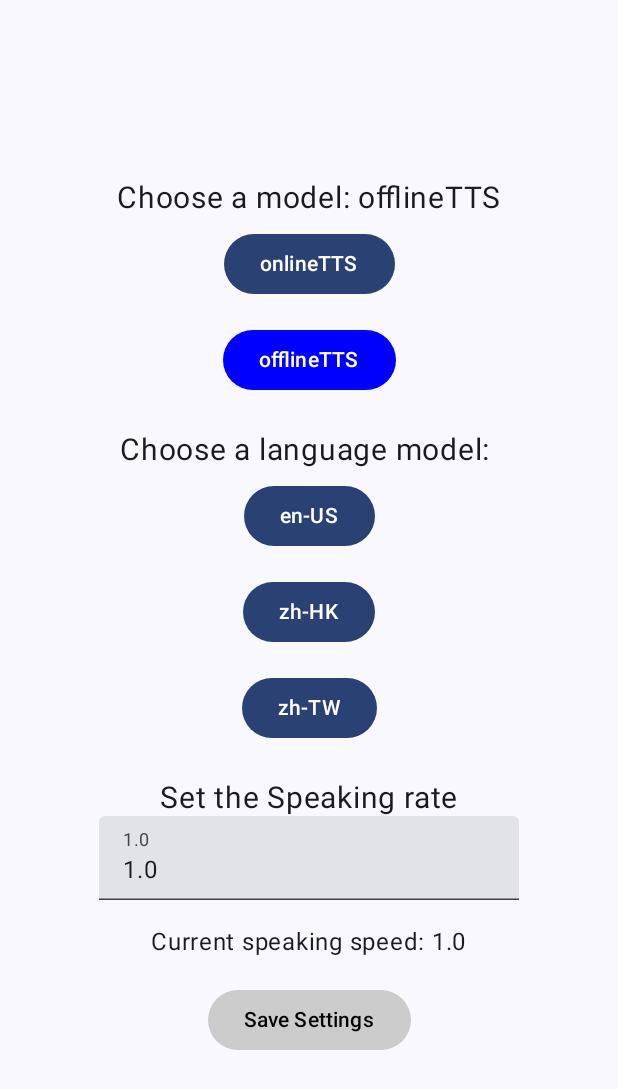
After one commit to Arcaninar/ocr-text-to-speech, an Android app built with Jetpack Compose: the SettingScreen screen opened through its navigation route, on a phone screen of 412 x 824 dp. The commit adds this screen. Shown: the top 1089 px of the screen. Run offline under Robolectric (Android 15) with nearby library versions, the phone set to English and light mode, and no system bars.

Commit message:
Add setting screen

```diff
--- a/app/src/main/java/com/ocrtts/MainActivity.kt
+++ b/app/src/main/java/com/ocrtts/MainActivity.kt
@@ -9,18 +9,29 @@ import androidx.compose.material3.Surface
 import androidx.compose.ui.Modifier
 import com.ocrtts.ui.screens.MainScreen
 import com.ocrtts.ui.theme.OCRTextToSpeechTheme
+import androidx.lifecycle.ViewModelProvider
+import com.ocrtts.history.DataStoreManager
+import com.ocrtts.ui.viewmodels.SettingViewModel
+import com.ocrtts.ui.viewmodels.SettingViewModelFactory
 
 class MainActivity : ComponentActivity() {
 
+    private lateinit var settingViewModel: SettingViewModel
+
     override fun onCreate(savedInstanceState: Bundle?) {
         super.onCreate(savedInstanceState)
+
+        val dataStoreManager = DataStoreManager(applicationContext)
+        val factory = SettingViewModelFactory(dataStoreManager)
+        settingViewModel = ViewModelProvider(this, factory).get(SettingViewModel::class.java)
+
         setContent {
             OCRTextToSpeechTheme {
                 Surface(
                     modifier = Modifier.fillMaxSize(),
                     color = MaterialTheme.colorScheme.background
                 ) {
-                    MainScreen()
+                    MainScreen(settingViewModel)
                 }
             }
         }
--- /dev/null
+++ b/app/src/main/java/com/ocrtts/base/OfflineTextSynthesis.kt
@@ -0,0 +1,6 @@
+package com.ocrtts.base
+
+class OfflineTextSynthesis {
+
+
+}
--- a/app/src/main/java/com/ocrtts/history/HistoryData.kt
+++ b/app/src/main/java/com/ocrtts/history/HistoryData.kt
@@ -6,19 +6,43 @@ import androidx.datastore.preferences.core.stringSetPreferencesKey
 import androidx.datastore.preferences.preferencesDataStore
 import kotlinx.coroutines.flow.Flow
 import kotlinx.coroutines.flow.map
+import androidx.datastore.preferences.core.Preferences
+import androidx.datastore.preferences.core.floatPreferencesKey
+import androidx.datastore.preferences.core.stringPreferencesKey
 
 private val Context.dataStore by preferencesDataStore(name = "image_history")
+//private val Context.dataStore by preferencesDataStore(name = "settings")
 
 class DataStoreManager(private val context: Context) {
 
     companion object {
         private val IMAGE_HISTORY_KEY = stringSetPreferencesKey("image_history")
         private const val MAX_HISTORY_SIZE = 10
+
+        //setting variable
+        val LANG_MODEL_KEY = stringPreferencesKey("langModel")
+        val SPEED_RATE_KEY = floatPreferencesKey("speedRate")
+        val MODEL_TYPE_KEY = stringPreferencesKey("modelType")
     }
 
     val imageHistory: Flow<Set<String>> = context.dataStore.data
         .map { preferences ->
             preferences[IMAGE_HISTORY_KEY] ?: emptySet()
+        }
+
+    val langModelFlow: Flow<String> = context.dataStore.data
+        .map { preferences ->
+            preferences[LANG_MODEL_KEY] ?: ""
+        }
+
+    val speedRateFlow: Flow<Float> = context.dataStore.data
+        .map { preferences ->
+            preferences[SPEED_RATE_KEY] ?: 1.0f
+        }
+
+    val modelTypeFlow: Flow<String> = context.dataStore.data
+        .map { preferences ->
+            preferences[MODEL_TYPE_KEY] ?: "offlineTTS"
         }
 
     suspend fun addImageToHistory(filePath: String) {
@@ -39,4 +63,22 @@ class DataStoreManager(private val context: Context) {
             preferences[IMAGE_HISTORY_KEY] = currentHistory - filePath
         }
     }
+
+    suspend fun updateLangModel(newLangModel: String) {
+        context.dataStore.edit { preferences ->
+            preferences[LANG_MODEL_KEY] = newLangModel
+        }
+    }
+
+    suspend fun updateSpeedRate(newSpeedRate: Float) {
+        context.dataStore.edit { preferences ->
+            preferences[SPEED_RATE_KEY] = newSpeedRate
+        }
+    }
+
+    suspend fun updateModelType(newModelType: String) {
+        context.dataStore.edit { preferences ->
+            preferences[MODEL_TYPE_KEY] = newModelType
+        }
+    }
 }
--- a/app/src/main/java/com/ocrtts/ui/screens/HomeScreen.kt
+++ b/app/src/main/java/com/ocrtts/ui/screens/HomeScreen.kt
@@ -98,5 +98,18 @@ fun HomeScreen(navController: NavController, modifier: Modifier = Modifier) {
                 tint = Color.White,
                 modifier = Modifier.size(30.dp))
         }
+
+        IconButton(
+            onClick = { navController.navigate(Screens.SettingScreen.route) },
+            modifier = Modifier
+                .align(Alignment.BottomStart)
+                .padding(16.dp)
+        ) {
+            Icon(
+                painter = painterResource(id = R.drawable.ic_settings),
+                contentDescription = "SettingScreen",
+                tint = Color.Yellow,
+                modifier = Modifier.size(30.dp))
+        }
     }
 }
--- a/app/src/main/java/com/ocrtts/ui/screens/MainScreen.kt
+++ b/app/src/main/java/com/ocrtts/ui/screens/MainScreen.kt
@@ -11,19 +11,17 @@ import androidx.lifecycle.ViewModel
 import androidx.lifecycle.viewmodel.compose.viewModel
 import androidx.navigation.NavBackStackEntry
 import androidx.navigation.NavHostController
-import androidx.navigation.NavType
 import androidx.navigation.compose.NavHost
 import androidx.navigation.compose.composable
 import androidx.navigation.compose.navigation
 import androidx.navigation.compose.rememberNavController
-import androidx.navigation.navArgument
 import com.google.accompanist.permissions.ExperimentalPermissionsApi
 import com.google.accompanist.permissions.PermissionState
 import com.google.accompanist.permissions.isGranted
 import com.google.accompanist.permissions.rememberPermissionState
 import com.ocrtts.history.DataStoreManager
 import com.ocrtts.ui.viewmodels.ImageSharedViewModel
-import androidx.compose.ui.platform.LocalContext
+import com.ocrtts.ui.viewmodels.SettingViewModel
 
 //TODO
 //Suggest Pass the whole navhost to each screen, but not a navigate function
@@ -31,7 +29,7 @@ private const val TAG="MainScreen"
 
 @OptIn(ExperimentalPermissionsApi::class)
 @Composable
-fun MainScreen() {
+fun MainScreen(settingViewModel: SettingViewModel) {
 //    val context = LocalContext.current     //添加network选择器的地方
     val cameraPermissionState: PermissionState = rememberPermissionState(android.Manifest.permission.CAMERA)
     Log.i(TAG,cameraPermissionState.status.isGranted.toString())
@@ -48,6 +46,9 @@ fun MainScreen() {
         }
         composable(Screens.TTSTestingScreen.route){
             TTSTestingScreen(navController = navController)
+        }
+        composable(Screens.SettingScreen.route){
+            SettingScreen(navController = navController, settingViewModel = settingViewModel)
         }
         navigation(startDestination = Screens.CameraScreen.route, route = Screens.MainCameraScreen.route) {
             composable(Screens.CameraScreen.route) {
--- a/app/src/main/java/com/ocrtts/ui/screens/Screens.kt
+++ b/app/src/main/java/com/ocrtts/ui/screens/Screens.kt
@@ -11,4 +11,5 @@ sealed class Screens(val route: String) {
     data object ImageScreen : Screens("image")
     data object HistoryScreen : Screens("history")
     data object TTSTestingScreen : Screens("testing")
+    data object SettingScreen : Screens("setting")
 }
--- /dev/null
+++ b/app/src/main/java/com/ocrtts/ui/screens/SettingScreen.kt
@@ -0,0 +1,167 @@
+package com.ocrtts.ui.screens
+
+import android.annotation.SuppressLint
+import android.util.Log
+import androidx.compose.foundation.layout.*
+import androidx.compose.material3.*
+import androidx.compose.runtime.*
+import androidx.compose.ui.Alignment
+import androidx.compose.ui.Modifier
+import androidx.compose.ui.graphics.Color
+import androidx.compose.ui.platform.LocalContext
+import androidx.compose.ui.unit.dp
+import androidx.compose.ui.unit.sp
+import androidx.navigation.NavController
+import com.ocrtts.ui.viewmodels.SettingViewModel
+import kotlinx.coroutines.launch
+
+@SuppressLint("ComposeParameterOrder")
+@Composable
+fun SettingScreen(
+    navController: NavController,
+    modifier: Modifier = Modifier,
+    settingViewModel: SettingViewModel
+) {
+    val context = LocalContext.current
+    val scope = rememberCoroutineScope()
+
+    val selectedLanguage by settingViewModel.langModel.collectAsState()
+    val speed by settingViewModel.speedRate.collectAsState()
+    val selectedModel by settingViewModel.modelType.collectAsState()
+    var showLanguageSelection by remember { mutableStateOf(selectedModel == "onlineTTS") }
+
+    LaunchedEffect(settingViewModel) {
+        showLanguageSelection = selectedModel == "onlineTTS"
+    }
+
+    Column(
+        modifier = modifier
+            .fillMaxSize()
+            .padding(16.dp),
+        verticalArrangement = Arrangement.Center,
+        horizontalAlignment = Alignment.CenterHorizontally
+    ) {
+        ModelSelection(
+            selectedModel = selectedModel,
+            onModelSelected = { newModel ->
+                scope.launch {
+                    settingViewModel.updateModelType(newModel)
+                }
+            },
+            modifier = Modifier
+        )
+
+        Spacer(modifier = Modifier.height(16.dp))
+        LanguageSelection(
+            selectedLanguage = selectedLanguage,
+            onLanguageSelected = { newLanguage ->
+                scope.launch {
+                    settingViewModel.updateLangModel(newLanguage)
+                }
+            },
+            modifier = Modifier
+        )
+
+        Spacer(modifier = Modifier.height(16.dp))
+        SpeedInput(speed = speed, onSpeedChange = { newSpeed ->
+            scope.launch {
+                settingViewModel.updateSpeedRate(newSpeed)
+            }
+        }, modifier = Modifier)
+        Spacer(modifier = Modifier.height(16.dp))
+        ExampleText(speed = speed, modifier = Modifier)
+        Spacer(modifier = Modifier.height(16.dp))
+        SaveButton(onClick = {
+            navController.navigate(Screens.HomeScreen.route)
+        }, modifier = Modifier)
+    }
+    Log.i("check", "ready to back")
+}
+
+@Composable
+fun ModelSelection(
+    selectedModel: String,
+    onModelSelected: (String) -> Unit,
+    modifier: Modifier = Modifier
+) {
+    val models = listOf("onlineTTS", "offlineTTS")
+
+    Column(horizontalAlignment = Alignment.CenterHorizontally, modifier = modifier) {
+        Text(text = "Choose a model: $selectedModel", fontSize = 20.sp)
+        models.forEach { model ->
+            val isSelected = (selectedModel == model)
+            Button(
+                onClick = { onModelSelected(model) },
+                colors = if (isSelected) ButtonDefaults.buttonColors(Color.Blue) else ButtonDefaults.buttonColors(),
+                modifier = Modifier.padding(vertical = 8.dp)
+            ) {
+                Text(text = model)
+            }
+        }
+    }
+}
+
+@Composable
+fun LanguageSelection(
+    selectedLanguage: String,
+    onLanguageSelected: (String) -> Unit,
+    modifier: Modifier = Modifier
+) {
+    val languages = listOf("en-US", "zh-HK", "zh-TW")
+
+    Column(horizontalAlignment = Alignment.CenterHorizontally, modifier = modifier) {
+        Text(text = "Choose a language model: $selectedLanguage", fontSize = 20.sp)
+        languages.forEach { language ->
+            val isSelected = (selectedLanguage == language)
+            Button(
+                onClick = { onLanguageSelected(language) },
+                colors = if (isSelected) ButtonDefaults.buttonColors(Color.Blue) else ButtonDefaults.buttonColors(),
+                modifier = Modifier.padding(vertical = 8.dp)
+            ) {
+                Text(text = language)
+            }
+        }
+    }
+}
+
+@Composable
+fun SpeedInput(
+    speed: Float,
+    onSpeedChange: (Float) -> Unit,
+    modifier: Modifier = Modifier
+) {
+    Column(horizontalAlignment = Alignment.CenterHorizontally, modifier = modifier) {
+        Text(text = "Set the Speaking rate", fontSize = 20.sp)
+        var speedText by remember { mutableStateOf(speed.toString()) }
+
+        TextField(
+            value = speedText,
+            onValueChange = { newValue ->
+                speedText = newValue
+                newValue.toFloatOrNull()?.let { onSpeedChange(it) }
+            },
+            label = { Text("1.0") }
+        )
+    }
+}
+
+@Composable
+fun ExampleText(
+    speed: Float,
+    modifier: Modifier = Modifier
+) {
+    Column(horizontalAlignment = Alignment.CenterHorizontally, modifier = modifier) {
+        Text(text = "Current speaking speed: $speed", fontSize = 16.sp)
+    }
+}
+
+@Composable
+fun SaveButton(onClick: () -> Unit, modifier: Modifier = Modifier) {
+    Button(
+        onClick = onClick,
+        colors = ButtonDefaults.buttonColors(Color.LightGray),
+        modifier = modifier
+    ) {
+        Text(text = "Save Settings", color = Color.Black)
+    }
+}
--- /dev/null
+++ b/app/src/main/java/com/ocrtts/ui/viewmodels/SettingViewModelFactory.kt
@@ -0,0 +1,16 @@
+package com.ocrtts.ui.viewmodels
+
+
+import androidx.lifecycle.ViewModel
+import androidx.lifecycle.ViewModelProvider
+import com.ocrtts.history.DataStoreManager
+
+class SettingViewModelFactory(private val dataStoreManager: DataStoreManager) : ViewModelProvider.Factory {
+    override fun <T : ViewModel> create(modelClass: Class<T>): T {
+        if (modelClass.isAssignableFrom(SettingViewModel::class.java)) {
+            @Suppress("UNCHECKED_CAST")
+            return SettingViewModel(dataStoreManager) as T
+        }
+        throw IllegalArgumentException("Unknown ViewModel class")
+    }
+}
--- /dev/null
+++ b/app/src/main/java/com/ocrtts/ui/viewmodels/SettingViewModels.kt
@@ -0,0 +1,117 @@
+package com.ocrtts.ui.viewmodels
+
+import android.util.Log
+import androidx.lifecycle.ViewModel
+import androidx.lifecycle.viewModelScope
+import com.ocrtts.history.DataStoreManager
+import kotlinx.coroutines.flow.MutableStateFlow
+import kotlinx.coroutines.flow.StateFlow
+import kotlinx.coroutines.flow.collectLatest
+import kotlinx.coroutines.launch
+
+class SettingViewModel(private val dataStoreManager: DataStoreManager) : ViewModel() {
+
+    private val _langModel = MutableStateFlow("")
+    val langModel: StateFlow<String> = _langModel
+
+    private val _speedRate = MutableStateFlow(1.0f)
+    val speedRate: StateFlow<Float> = _speedRate
+
+    private val _modelType = MutableStateFlow("offlineTTS")
+    val modelType: StateFlow<String> = _modelType
+
+    init {
+        viewModelScope.launch {
+            dataStoreManager.langModelFlow.collectLatest {
+                _langModel.value = it
+                Log.i("set", "langModel: $_langModel")
+            }
+        }
+        viewModelScope.launch {
+            dataStoreManager.speedRateFlow.collectLatest {
+                _speedRate.value = it
+                Log.i("set", "speedRate: $_speedRate")
+            }
+        }
+        viewModelScope.launch {
+            dataStoreManager.modelTypeFlow.collectLatest {
+                _modelType.value = it
+                Log.i("set", "modeltype: $_modelType")
+            }
+        }
+    }
+
+    fun updateLangModel(newLangModel: String) {
+        viewModelScope.launch {
+            dataStoreManager.updateLangModel(newLangModel)
+        }
+    }
+
+    fun updateSpeedRate(newSpeedRate: Float) {
+        viewModelScope.launch {
+            dataStoreManager.updateSpeedRate(newSpeedRate)
+        }
+    }
+
+    fun updateModelType(newModelType: String) {
+        viewModelScope.launch {
+            dataStoreManager.updateModelType(newModelType)
+        }
+    }
+}
+//
+//import androidx.lifecycle.ViewModel
+//import androidx.lifecycle.viewModelScope
+//import com.ocrtts.history.DataStoreManager
+//import kotlinx.coroutines.flow.MutableStateFlow
+//import kotlinx.coroutines.flow.StateFlow
+//import kotlinx.coroutines.flow.collect
+//import kotlinx.coroutines.launch
+//
+//class SettingViewModel(private val dataStoreManager: DataStoreManager) : ViewModel() {
+//
+//    private val _langModel = MutableStateFlow("")
+//    val langModel: StateFlow<String> = _langModel
+//
+//    private val _speedRate = MutableStateFlow(1.0f)
+//    val speedRate: StateFlow<Float> = _speedRate
+//
+//    private val _modelType = MutableStateFlow("offlineTTS")
+//    val modelType: StateFlow<String> = _modelType
+//
+//    init {
+//        viewModelScope.launch {
+//            dataStoreManager.langModelFlow.collect {
+//                _langModel.value = it
+//            }
+//        }
+//        viewModelScope.launch {
+//            dataStoreManager.speedRateFlow.collect {
+//                _speedRate.value = it
+//            }
+//        }
+//        viewModelScope.launch {
+//            dataStoreManager.modelTypeFlow.collect {
+//                _modelType.value = it
+//            }
+//        }
+//    }
+//
+//    fun updateLangModel(newLangModel: String) {
+//        viewModelScope.launch {
+//            dataStoreManager.updateLangModel(newLangModel)
+//        }
+//    }
+//
+//    fun updateSpeedRate(newSpeedRate: Float) {
+//        viewModelScope.launch {
+//            dataStoreManager.updateSpeedRate(newSpeedRate)
+//        }
+//    }
+//
+//    fun updateModelType(newModelType: String) {
+//        viewModelScope.launch {
+//            dataStoreManager.updateModelType(newModelType)
+//        }
+//    }
+//}
```
Also changed, not shown: app/src/main/res/drawable/ic_settings.webp (added).
